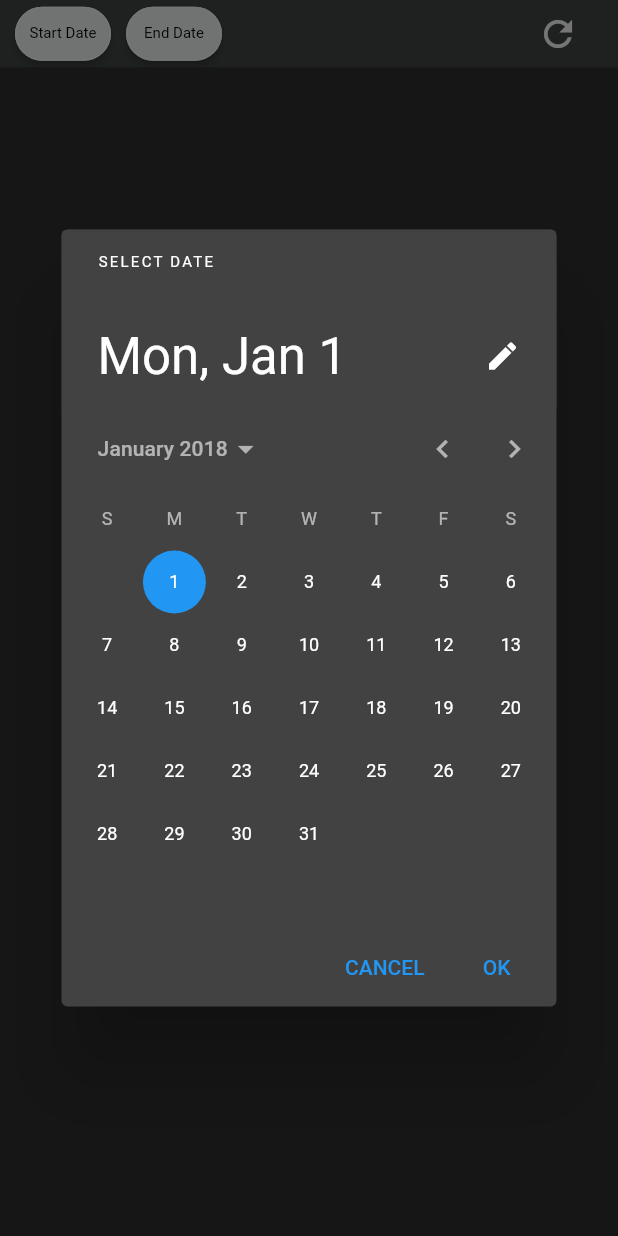
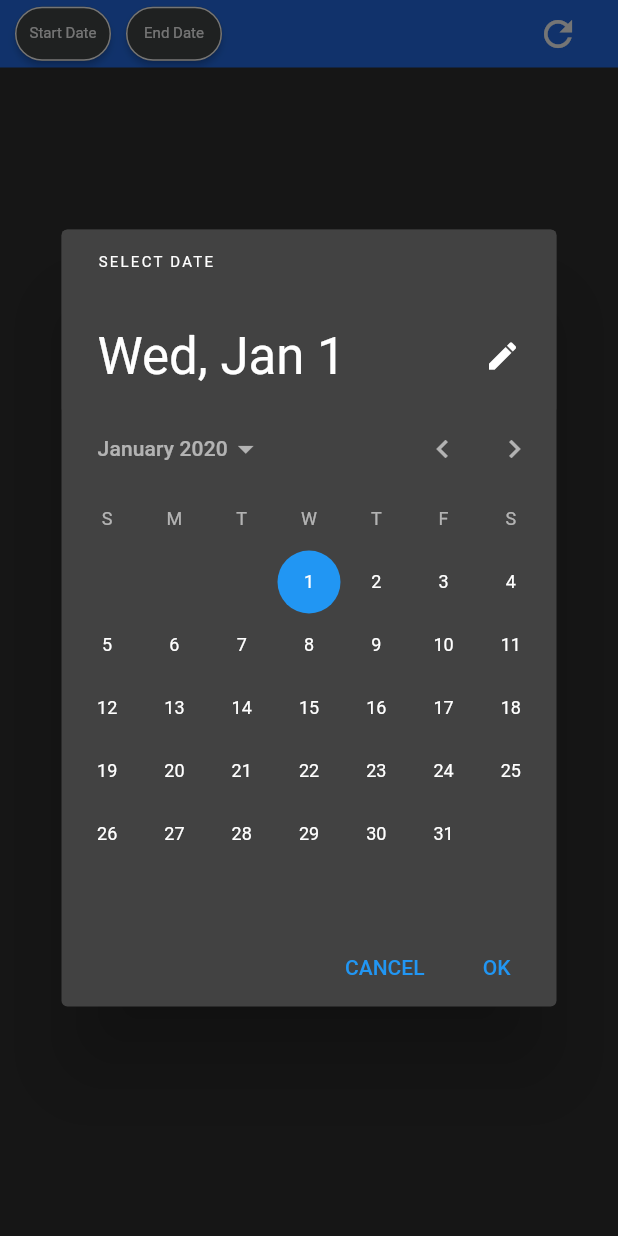
Before and after one commit to a-elmasri95/apodlist-app, a Flutter app: the SearchToolBar widget shown alone on an empty page, opened directly with empty values, after a tap on "Start Date", on a phone screen of 412 x 824 dp. Run offline on Flutter 3.47's test engine with Material 2 defaults, Android fonts, the phone set to English and light mode, and no system bars; network calls fail.

Commit message:
Minor update

```diff
--- a/lib/my_widgets/home_widget.dart
+++ b/lib/my_widgets/home_widget.dart
@@ -1,6 +1,5 @@
 import 'dart:convert';
 import 'package:app_one/my_widgets/search_toolbar.dart';
-import 'package:app_one/utils/colors.dart';
 import 'package:app_one/web_data/models.dart';
 import 'package:flutter/material.dart';
 import 'package:http/http.dart';
--- a/lib/my_widgets/search_toolbar.dart
+++ b/lib/my_widgets/search_toolbar.dart
@@ -1,3 +1,4 @@
+import 'package:app_one/utils/colors.dart';
 import 'package:flutter/material.dart';
 
 typedef StringCallback = void Function(String val);
@@ -22,7 +23,7 @@ class _SearchToolBarState extends State<SearchToolBar> {
   Widget build(BuildContext context) {
     return Container(
       width: double.infinity,
-      color: const Color(0xFF434848),
+      color: AppColors.royalBlue,
       alignment: Alignment.center,
       height: 45.0,
       child: Row(
@@ -36,7 +37,7 @@ class _SearchToolBarState extends State<SearchToolBar> {
               onPressed: () {
                 showDatePicker(
                   context: context,
-                  initialDate: DateTime(2018, 1, 1),
+                  initialDate: DateTime(2020, 1, 1),
                   firstDate: DateTime(2010),
                   lastDate: DateTime.now(),
                 ).then((date) {
@@ -55,13 +56,13 @@ class _SearchToolBarState extends State<SearchToolBar> {
                     ),
                   ),
                   backgroundColor: MaterialStateProperty.all<Color>(
-                    const Color(0xFFF7F8F8),
+                    const Color(0xFF434848),
                   )),
               child: const Text(
                 'Start Date',
                 style: TextStyle(
                   fontSize: 10.0,
-                  color: Colors.black,
+                  color: Colors.white,
                 ),
               ),
             ),
@@ -74,7 +75,7 @@ class _SearchToolBarState extends State<SearchToolBar> {
               onPressed: () {
                 showDatePicker(
                   context: context,
-                  initialDate: DateTime(2018, 1, 1),
+                  initialDate: DateTime(2020, 1, 1),
                   firstDate: DateTime(2010),
                   lastDate: DateTime.now(),
                 ).then((date) {
@@ -93,13 +94,13 @@ class _SearchToolBarState extends State<SearchToolBar> {
                     ),
                   ),
                   backgroundColor: MaterialStateProperty.all<Color>(
-                    const Color(0xFFF7F8F8),
+                    const Color(0xFF434848),
                   )),
               child: const Text(
                 'End Date',
                 style: TextStyle(
                   fontSize: 10.0,
-                  color: Colors.black,
+                  color: Colors.white,
                 ),
               ),
             ),
```
Also changed, not shown: lib/assets/app_screenshot1.png (deleted), lib/assets/app_screenshot2.png (deleted).
